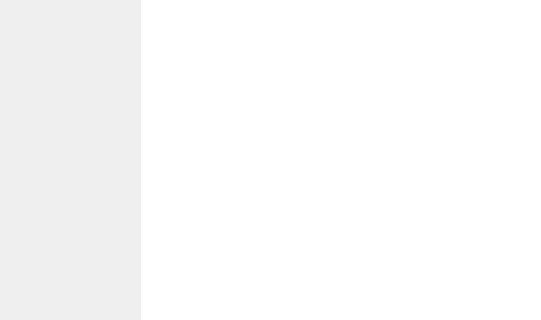
Before: the Qt Designer form application/mainwindow.ui in theCheeseboard/theBeat, drawn with Qt 5; both pictures show x 259 to 800 and y 159 to 479 of the 800 by 600 pixel window.
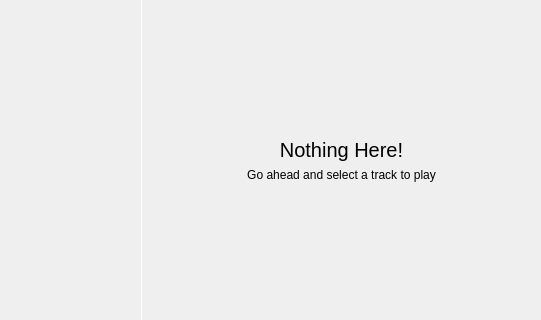
After: the same form once the commit is applied. The open tabs and pages were chosen to show the change. Icons and pictures are not drawn. Custom widgets are drawn as their Qt base class.

Commit message: Add call to action on queue

```diff
--- a/application/mainwindow.ui
+++ b/application/mainwindow.ui
@@ -250,6 +250,25 @@
           </widget>
          </item>
          <item>
+          <widget class="tStackedWidget" name="queueStack">
+           <widget class="QWidget" name="queueListPage">
+            <layout class="QVBoxLayout" name="verticalLayout_3">
+             <property name="spacing">
+              <number>0</number>
+             </property>
+             <property name="leftMargin">
+              <number>0</number>
+             </property>
+             <property name="topMargin">
+              <number>0</number>
+             </property>
+             <property name="rightMargin">
+              <number>0</number>
+             </property>
+             <property name="bottomMargin">
+              <number>0</number>
+             </property>
+             <item>
           <widget class="QListView" name="queueList">
            <property name="contextMenuPolicy">
             <enum>Qt::CustomContextMenu</enum>
@@ -260,6 +279,65 @@
            <property name="selectionMode">
             <enum>QAbstractItemView::ExtendedSelection</enum>
            </property>
+              </widget>
+             </item>
+            </layout>
+           </widget>
+           <widget class="QWidget" name="queuePromptPage">
+            <layout class="QVBoxLayout" name="verticalLayout_4">
+             <item>
+              <spacer name="verticalSpacer_2">
+               <property name="orientation">
+                <enum>Qt::Vertical</enum>
+               </property>
+               <property name="sizeHint" stdset="0">
+                <size>
+                 <width>20</width>
+                 <height>232</height>
+                </size>
+               </property>
+              </spacer>
+             </item>
+             <item>
+              <widget class="QLabel" name="label">
+               <property name="font">
+                <font>
+                 <pointsize>15</pointsize>
+                </font>
+               </property>
+               <property name="text">
+                <string>Nothing Here!</string>
+               </property>
+               <property name="alignment">
+                <set>Qt::AlignCenter</set>
+               </property>
+              </widget>
+             </item>
+             <item>
+              <widget class="QLabel" name="label_2">
+               <property name="text">
+                <string>Go ahead and select a track to play</string>
+               </property>
+               <property name="alignment">
+                <set>Qt::AlignCenter</set>
+               </property>
+              </widget>
+             </item>
+             <item>
+              <spacer name="verticalSpacer">
+               <property name="orientation">
+                <enum>Qt::Vertical</enum>
+               </property>
+               <property name="sizeHint" stdset="0">
+                <size>
+                 <width>20</width>
+                 <height>231</height>
+                </size>
+               </property>
+              </spacer>
+             </item>
+            </layout>
+           </widget>
           </widget>
          </item>
         </layout>
```
Lines whose indentation alone changed are shown as unchanged. The commit also changes 172 other files.
